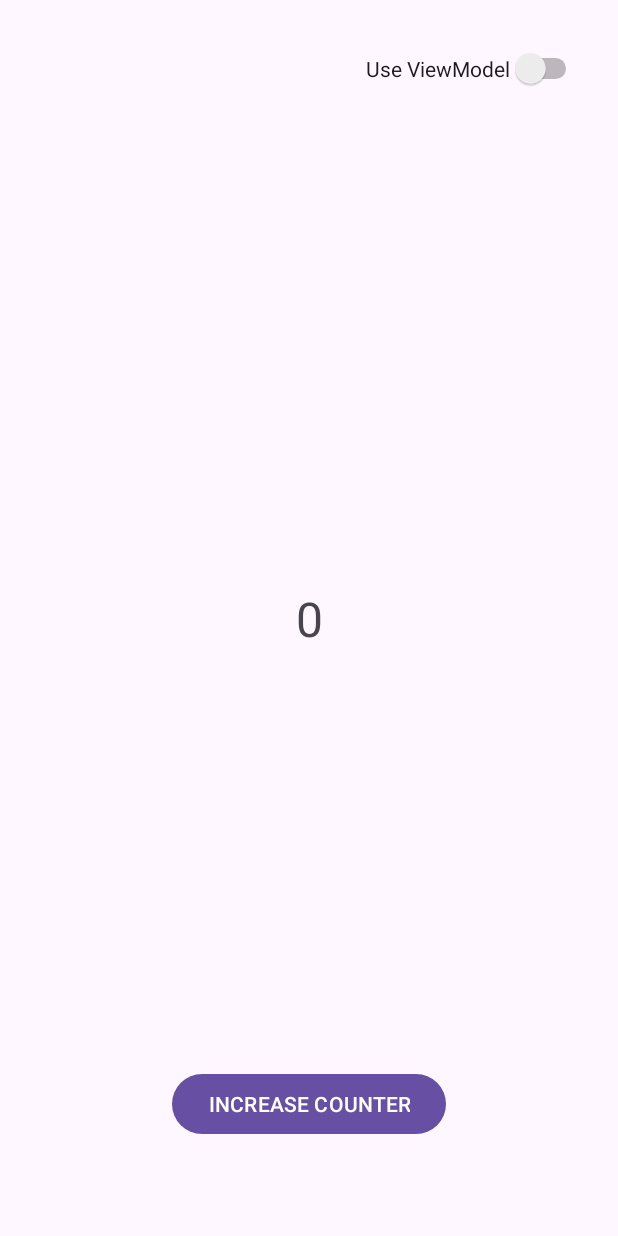
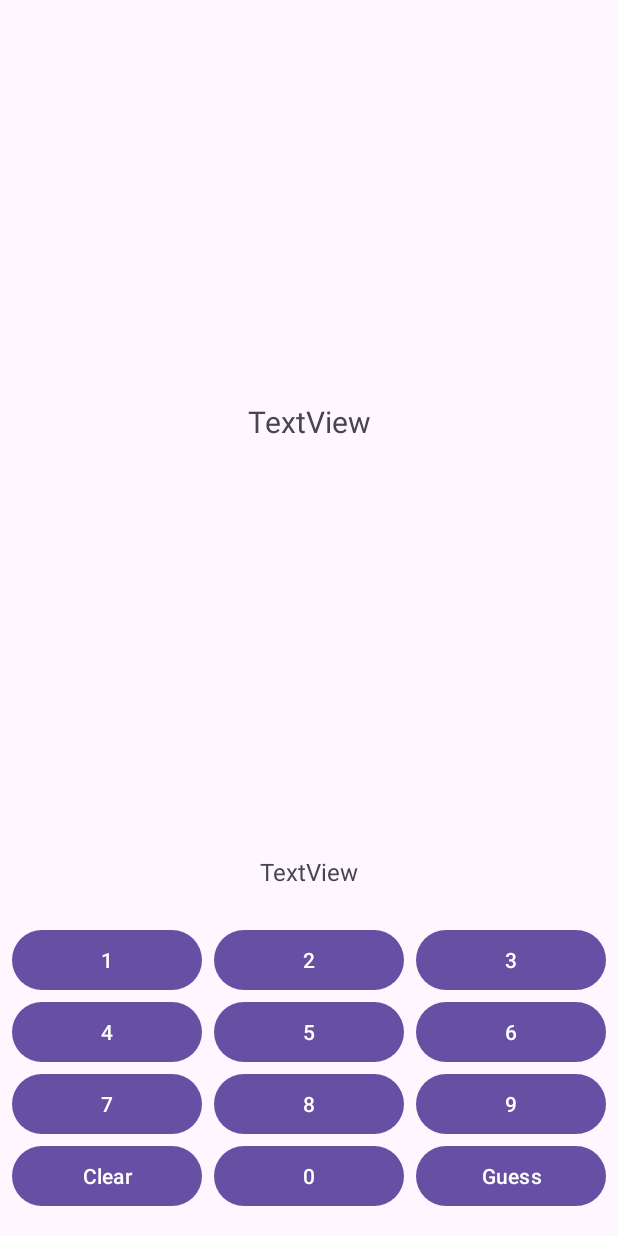
Before and after one commit to keremmimir/InternTasks-3A, an Android app: the screen it shows after launch (MainActivity before the commit, NumberGuessActivity after it), on a phone screen of 412 x 824 dp. Run offline under Robolectric (Android 15) with nearby library versions, the phone set to English and light mode, and no system bars.

Commit message:
InternTasks-3A | Add number guess Fragment ,ViewModel and layout desing

```diff
--- a/app/src/main/AndroidManifest.xml
+++ b/app/src/main/AndroidManifest.xml
@@ -13,7 +13,7 @@
         android:theme="@style/Theme.InternTasks3A"
         tools:targetApi="31">
         <activity
-            android:name=".MainActivity"
+            android:name=".NumberGuessActivity"
             android:exported="true">
             <intent-filter>
                 <action android:name="android.intent.action.MAIN" />
@@ -21,6 +21,10 @@
                 <category android:name="android.intent.category.LAUNCHER" />
             </intent-filter>
         </activity>
+        <activity
+            android:name=".MainActivity"
+            android:exported="false">
+        </activity>
     </application>
 
 </manifest>
--- /dev/null
+++ b/app/src/main/java/com/example/interntasks_3a/NumberGuessActivity.kt
@@ -0,0 +1,15 @@
+package com.example.interntasks_3a
+
+import androidx.appcompat.app.AppCompatActivity
+import android.os.Bundle
+import com.example.interntasks_3a.databinding.ActivityNumberGuessBinding
+
+class NumberGuessActivity : AppCompatActivity() {
+    private lateinit var binding: ActivityNumberGuessBinding
+
+    override fun onCreate(savedInstanceState: Bundle?) {
+        super.onCreate(savedInstanceState)
+        binding=ActivityNumberGuessBinding.inflate(layoutInflater)
+        setContentView(binding.root)
+    }
+}
--- /dev/null
+++ b/app/src/main/java/com/example/interntasks_3a/NumberGuessFragment.kt
@@ -0,0 +1,27 @@
+package com.example.interntasks_3a
+
+import android.os.Bundle
+import androidx.fragment.app.Fragment
+import android.view.LayoutInflater
+import android.view.View
+import android.view.ViewGroup
+import com.example.interntasks_3a.databinding.FragmentNumberGuessBinding
+
+class NumberGuessFragment : Fragment() {
+    private var _binding: FragmentNumberGuessBinding? = null
+    private val binding get() = _binding!!
+
+    override fun onCreateView(
+        inflater: LayoutInflater, container: ViewGroup?,
+        savedInstanceState: Bundle?
+    ): View? {
+        // Inflate the layout for this fragment
+        _binding = FragmentNumberGuessBinding.inflate(inflater,container,false)
+        return binding.root
+    }
+
+    override fun onViewCreated(view: View, savedInstanceState: Bundle?) {
+        super.onViewCreated(view, savedInstanceState)
+    }
+
+}
--- /dev/null
+++ b/app/src/main/java/com/example/interntasks_3a/NumberGuessViewModel.kt
@@ -0,0 +1,6 @@
+package com.example.interntasks_3a
+
+import androidx.lifecycle.ViewModel
+
+class NumberGuessViewModel : ViewModel() {
+}
--- /dev/null
+++ b/app/src/main/res/layout/activity_number_guess.xml
@@ -0,0 +1,19 @@
+<?xml version="1.0" encoding="utf-8"?>
+<androidx.constraintlayout.widget.ConstraintLayout xmlns:android="http://schemas.android.com/apk/res/android"
+    xmlns:app="http://schemas.android.com/apk/res-auto"
+    xmlns:tools="http://schemas.android.com/tools"
+    android:layout_width="match_parent"
+    android:layout_height="match_parent"
+    tools:context=".NumberGuessActivity">
+
+    <androidx.fragment.app.FragmentContainerView
+        android:id="@+id/fragmentContainerView2"
+        android:name="com.example.interntasks_3a.NumberGuessFragment"
+        android:layout_width="match_parent"
+        android:layout_height="match_parent"
+        app:layout_constraintBottom_toBottomOf="parent"
+        app:layout_constraintEnd_toEndOf="parent"
+        app:layout_constraintStart_toStartOf="parent"
+        app:layout_constraintTop_toTopOf="parent" />
+
+</androidx.constraintlayout.widget.ConstraintLayout>
--- a/app/src/main/res/layout/fragment_counter.xml
+++ b/app/src/main/res/layout/fragment_counter.xml
@@ -21,7 +21,7 @@
         android:layout_width="wrap_content"
         android:layout_height="wrap_content"
         android:text="@string/default_counter_text"
-        android:textSize="@dimen/counter_text_size"
+        android:textSize="@dimen/text_size_large"
         app:layout_constraintBottom_toBottomOf="parent"
         app:layout_constraintEnd_toEndOf="parent"
         app:layout_constraintStart_toStartOf="parent"
--- /dev/null
+++ b/app/src/main/res/layout/fragment_number_guess.xml
@@ -0,0 +1,178 @@
+<?xml version="1.0" encoding="utf-8"?>
+<androidx.constraintlayout.widget.ConstraintLayout xmlns:android="http://schemas.android.com/apk/res/android"
+    xmlns:app="http://schemas.android.com/apk/res-auto"
+    xmlns:tools="http://schemas.android.com/tools"
+    android:layout_width="match_parent"
+    android:layout_height="match_parent"
+    tools:context=".NumberGuessFragment">
+
+    <TextView
+        android:id="@+id/char_text"
+        android:layout_width="wrap_content"
+        android:layout_height="wrap_content"
+        android:text="TextView"
+        android:textSize="@dimen/text_size_medium"
+        app:layout_constraintBottom_toTopOf="@+id/constraintlayout2"
+        app:layout_constraintEnd_toEndOf="parent"
+        app:layout_constraintStart_toStartOf="parent"
+        app:layout_constraintTop_toTopOf="parent" />
+
+    <androidx.constraintlayout.widget.ConstraintLayout
+        android:id="@+id/constraintlayout2"
+        android:layout_width="0dp"
+        android:layout_height="wrap_content"
+        android:layout_marginStart="@dimen/margin_small"
+        android:layout_marginEnd="@dimen/margin_small"
+        app:layout_constraintBottom_toBottomOf="parent"
+        app:layout_constraintEnd_toEndOf="parent"
+        app:layout_constraintStart_toStartOf="parent">
+
+        <Button
+            android:id="@+id/button1"
+            android:layout_width="0dp"
+            android:layout_height="wrap_content"
+            android:layout_marginTop="@dimen/margin_large"
+            android:text="@string/button1"
+            app:layout_constraintEnd_toStartOf="@+id/button2"
+            app:layout_constraintHorizontal_bias="0.5"
+            app:layout_constraintHorizontal_chainStyle="packed"
+            app:layout_constraintStart_toStartOf="parent"
+            app:layout_constraintTop_toBottomOf="@+id/guess_text" />
+
+        <Button
+            android:id="@+id/button2"
+            android:layout_width="0dp"
+            android:layout_height="wrap_content"
+            android:layout_marginStart="@dimen/margin_small"
+            android:layout_marginEnd="@dimen/margin_small"
+            android:text="@string/button2"
+            app:layout_constraintEnd_toStartOf="@+id/button3"
+            app:layout_constraintHorizontal_bias="0.5"
+            app:layout_constraintStart_toEndOf="@+id/button1"
+            app:layout_constraintTop_toTopOf="@+id/button1" />
+
+        <Button
+            android:id="@+id/button3"
+            android:layout_width="0dp"
+            android:layout_height="wrap_content"
+            android:text="@string/button3"
+            app:layout_constraintEnd_toEndOf="parent"
+            app:layout_constraintHorizontal_bias="0.5"
+            app:layout_constraintStart_toEndOf="@+id/button2"
+            app:layout_constraintTop_toTopOf="@+id/button2" />
+
+        <Button
+            android:id="@+id/button4"
+            android:layout_width="0dp"
+            android:layout_height="wrap_content"
+            android:text="@string/button4"
+            app:layout_constraintEnd_toStartOf="@+id/button5"
+            app:layout_constraintHorizontal_bias="0.5"
+            app:layout_constraintHorizontal_chainStyle="spread_inside"
+            app:layout_constraintStart_toStartOf="parent"
+            app:layout_constraintTop_toBottomOf="@+id/button1" />
+
+        <Button
+            android:id="@+id/button5"
+            android:layout_width="0dp"
+            android:layout_height="wrap_content"
+            android:layout_marginStart="@dimen/margin_small"
+            android:layout_marginEnd="@dimen/margin_small"
+            android:text="@string/button5"
+            app:layout_constraintEnd_toStartOf="@+id/button6"
+            app:layout_constraintHorizontal_bias="0.5"
+            app:layout_constraintStart_toEndOf="@+id/button4"
+            app:layout_constraintTop_toTopOf="@+id/button4" />
+
+        <Button
+            android:id="@+id/button6"
+            android:layout_width="0dp"
+            android:layout_height="wrap_content"
+            android:text="@string/button6"
+            app:layout_constraintEnd_toEndOf="parent"
+            app:layout_constraintHorizontal_bias="0.5"
+            app:layout_constraintStart_toEndOf="@+id/button5"
+            app:layout_constraintTop_toTopOf="@+id/button5" />
+
+        <Button
+            android:id="@+id/button7"
+            android:layout_width="0dp"
+            android:layout_height="wrap_content"
+            android:text="@string/button7"
+            app:layout_constraintEnd_toStartOf="@+id/button8"
+            app:layout_constraintHorizontal_bias="0.5"
+            app:layout_constraintHorizontal_chainStyle="spread_inside"
+            app:layout_constraintStart_toStartOf="parent"
+            app:layout_constraintTop_toBottomOf="@+id/button4" />
+
+        <Button
+            android:id="@+id/button8"
+            android:layout_width="0dp"
+            android:layout_height="wrap_content"
+            android:layout_marginStart="@dimen/margin_small"
+            android:layout_marginEnd="@dimen/margin_small"
+            android:text="@string/button8"
+            app:layout_constraintEnd_toStartOf="@+id/button9"
+            app:layout_constraintHorizontal_bias="0.5"
+            app:layout_constraintStart_toEndOf="@+id/button7"
+            app:layout_constraintTop_toTopOf="@+id/button7" />
+
+        <Button
+            android:id="@+id/button9"
+            android:layout_width="0dp"
+            android:layout_height="wrap_content"
+            android:text="@string/button9"
+            app:layout_constraintEnd_toEndOf="parent"
+            app:layout_constraintHorizontal_bias="0.5"
+            app:layout_constraintStart_toEndOf="@+id/button8"
+            app:layout_constraintTop_toTopOf="@+id/button8" />
+
+        <Button
+            android:id="@+id/button_clear"
+            android:layout_width="0dp"
+            android:layout_height="wrap_content"
+            android:layout_marginBottom="16dp"
+            android:text="@string/button_clear"
+            app:layout_constraintBottom_toBottomOf="parent"
+            app:layout_constraintEnd_toStartOf="@+id/button0"
+            app:layout_constraintHorizontal_bias="0.5"
+            app:layout_constraintHorizontal_chainStyle="spread_inside"
+            app:layout_constraintStart_toStartOf="parent"
+            app:layout_constraintTop_toBottomOf="@+id/button7" />
+
+        <Button
+            android:id="@+id/button0"
+            android:layout_width="0dp"
+            android:layout_height="wrap_content"
+            android:layout_marginStart="@dimen/margin_small"
+            android:layout_marginEnd="@dimen/margin_small"
+            android:text="@string/button0"
+            app:layout_constraintEnd_toStartOf="@+id/button_guess"
+            app:layout_constraintHorizontal_bias="0.5"
+            app:layout_constraintStart_toEndOf="@+id/button_clear"
+            app:layout_constraintTop_toTopOf="@+id/button_clear" />
+
+        <Button
+            android:id="@+id/button_guess"
+            android:layout_width="0dp"
+            android:layout_height="wrap_content"
+            android:text="@string/button_guess"
+            app:layout_constraintEnd_toEndOf="parent"
+            app:layout_constraintHorizontal_bias="0.5"
+            app:layout_constraintStart_toEndOf="@+id/button0"
+            app:layout_constraintTop_toTopOf="@+id/button0" />
+
+        <TextView
+            android:id="@+id/guess_text"
+            android:layout_width="wrap_content"
+            android:layout_height="wrap_content"
+            android:layout_marginTop="@dimen/margin_small"
+            android:textSize="@dimen/text_size_small"
+            android:text="TextView"
+            app:layout_constraintEnd_toEndOf="parent"
+            app:layout_constraintStart_toStartOf="parent"
+            app:layout_constraintTop_toTopOf="parent" />
+
+    </androidx.constraintlayout.widget.ConstraintLayout>
+
+</androidx.constraintlayout.widget.ConstraintLayout>
--- a/app/src/main/res/values/dimens.xml
+++ b/app/src/main/res/values/dimens.xml
@@ -1,11 +1,14 @@
 <?xml version="1.0" encoding="utf-8"?>
 <resources>
     //margin
+    <dimen name="margin_small">8dp</dimen>
     <dimen name="margin_large">24dp</dimen>
     <dimen name="margin_xlarge">32dp</dimen>
     <dimen name="margin_xxlarge">64dp</dimen>
 
     //string
-    <dimen name="counter_text_size">32sp</dimen>
+    <dimen name="text_size_small">16sp</dimen>
+    <dimen name="text_size_medium">20sp</dimen>
+    <dimen name="text_size_large">32sp</dimen>
 
 </resources>
--- a/app/src/main/res/values/strings.xml
+++ b/app/src/main/res/values/strings.xml
@@ -4,5 +4,17 @@
     <string name="counter_button">INCREASE COUNTER</string>
     <string name="default_counter_text">0</string>
     <string name="switch_text">Use ViewModel</string>
+    <string name="button1">1</string>
+    <string name="button2">2</string>
+    <string name="button3">3</string>
+    <string name="button4">4</string>
+    <string name="button5">5</string>
+    <string name="button6">6</string>
+    <string name="button7">7</string>
+    <string name="button8">8</string>
+    <string name="button9">9</string>
+    <string name="button0">0</string>
+    <string name="button_clear">Clear</string>
+    <string name="button_guess">Guess</string>
 
 </resources>
```
